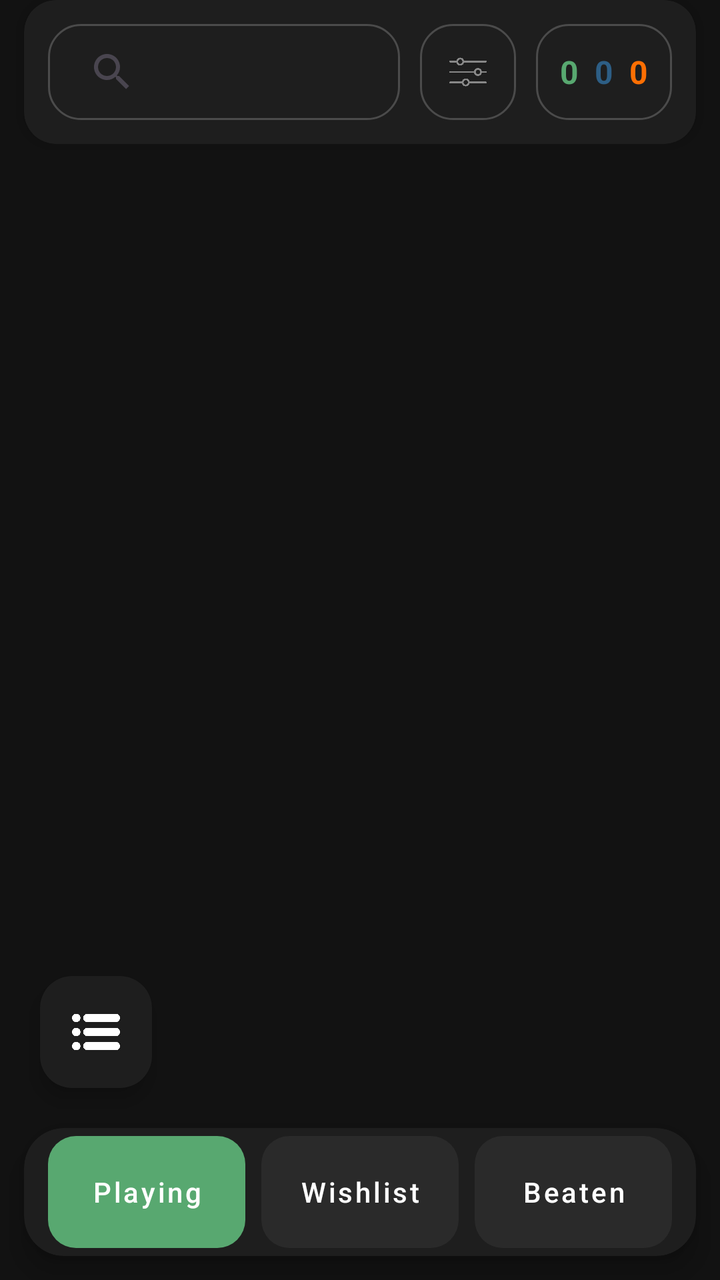
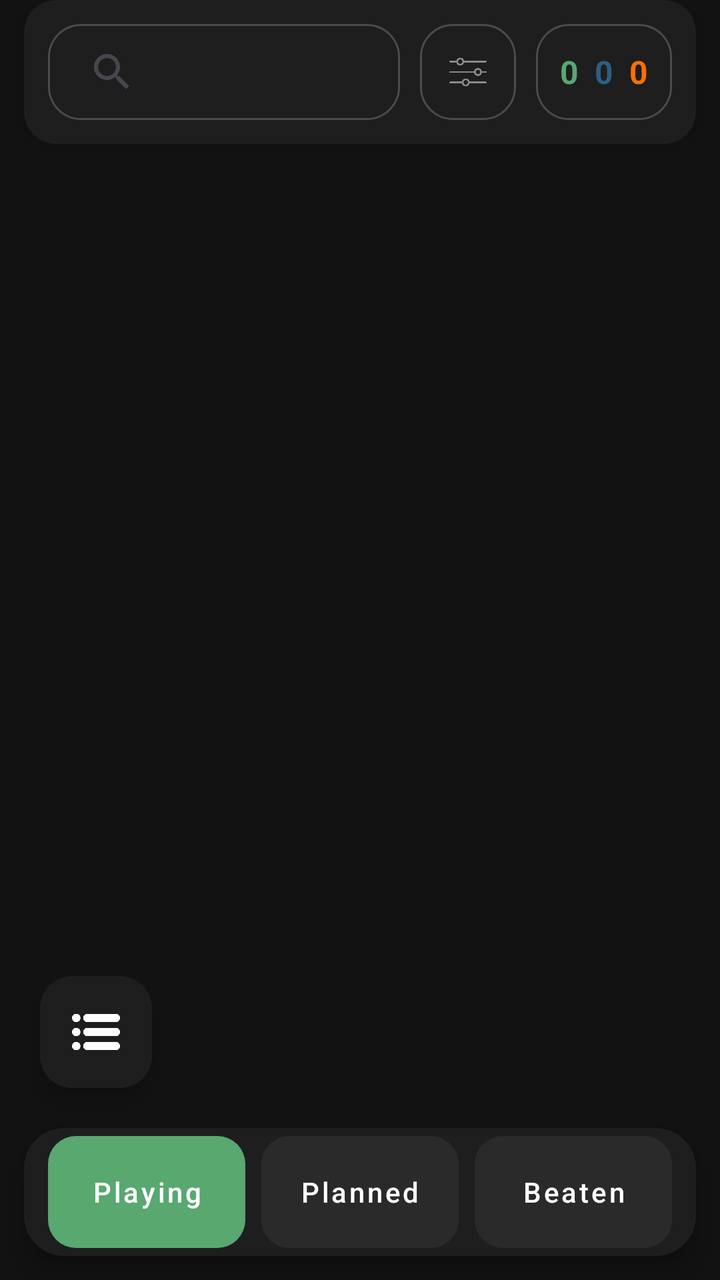

Before-and-after screenshots of an Android layout around one commit, followed by the original layout XML and the change that was made.
<!-- AndroidManifest.xml: application theme Theme.GamesTracker -->
<!-- res/layout/activity_main.xml -->
<?xml version="1.0" encoding="utf-8"?>
<androidx.constraintlayout.widget.ConstraintLayout xmlns:android="http://schemas.android.com/apk/res/android"
    xmlns:app="http://schemas.android.com/apk/res-auto"
    xmlns:tools="http://schemas.android.com/tools"
    android:layout_width="match_parent"
    android:layout_height="match_parent"
    android:background="#121212"
    android:fitsSystemWindows="true"
    android:id="@+id/rootLayout"
    android:orientation="vertical">

    <androidx.cardview.widget.CardView
        android:id="@+id/topBarCard"
        android:layout_width="match_parent"
        android:layout_height="wrap_content"
        android:layout_marginLeft="12dp"
        android:layout_marginRight="12dp"
        app:cardBackgroundColor="#1E1E1E"
        app:cardCornerRadius="16dp"
        app:cardElevation="4dp"
        app:layout_constraintTop_toTopOf="parent">

        
        <androidx.constraintlayout.widget.ConstraintLayout
            android:id="@+id/topBarConstraintLayout"
            android:layout_width="match_parent"
            android:layout_height="72dp"
            android:paddingHorizontal="12dp">

            
            <androidx.appcompat.widget.SearchView
                android:id="@+id/searchView"
                android:layout_width="0dp"
                android:layout_height="48dp"
                android:background="@drawable/search_bg"
                app:iconifiedByDefault="false"
                app:queryBackground="@android:color/transparent"
                app:closeIcon="@drawable/ic_close"
                app:searchHintIcon="@null"
                android:focusable="true"
                android:clickable="true"
                app:layout_constraintHorizontal_weight="1"
                app:layout_constraintBottom_toBottomOf="parent"
                app:layout_constraintEnd_toStartOf="@+id/btnFilters"
                app:layout_constraintStart_toStartOf="parent"
                app:layout_constraintTop_toTopOf="parent" />
            
            <LinearLayout
                android:id="@+id/btnFilters"
                android:layout_width="48dp"
                android:layout_height="48dp"
                android:layout_marginStart="10dp"
                android:background="@drawable/search_bg"
                android:gravity="center"
                android:orientation="horizontal"
                android:clickable="true"
                android:focusable="true"
                app:layout_constraintBottom_toBottomOf="parent"
                app:layout_constraintEnd_toStartOf="@+id/counterContainer"
                app:layout_constraintStart_toEndOf="@id/searchView"
                app:layout_constraintTop_toTopOf="parent">

                <ImageView
                    android:layout_width="20dp"
                    android:layout_height="20dp"
                    android:src="@drawable/ic_tune"
                    app:tint="#888888" />

                
                <TextView
                    android:id="@+id/tvCurrentSort"
                    android:layout_width="0dp"
                    android:layout_height="0dp"
                    android:visibility="gone" />
            </LinearLayout>

            
            <LinearLayout
                android:id="@+id/counterContainer"
                android:layout_width="wrap_content"
                android:layout_height="48dp"
                android:layout_marginStart="10dp"
                android:background="@drawable/counter_bg"
                android:gravity="center"
                android:orientation="horizontal"
                android:paddingHorizontal="12dp"
                app:layout_constraintBottom_toBottomOf="parent"
                app:layout_constraintEnd_toEndOf="parent"
                app:layout_constraintStart_toEndOf="@id/btnFilters"
                app:layout_constraintTop_toTopOf="parent">

                <TextView android:id="@+id/tvPlayingCount" android:layout_width="wrap_content" android:layout_height="wrap_content" android:text="0" android:textColor="#58A870" android:textSize="16sp" android:textStyle="bold" />
                <TextView android:id="@+id/tvPlannedCount" android:layout_width="wrap_content" android:layout_height="wrap_content" android:layout_marginHorizontal="8dp" android:text="0" android:textColor="#2D5E85" android:textSize="16sp" android:textStyle="bold" />
                <TextView android:id="@+id/tvCompletedCount" android:layout_width="wrap_content" android:layout_height="wrap_content" android:text="0" android:textColor="#fc6f03" android:textSize="16sp" android:textStyle="bold" />
            </LinearLayout>

        </androidx.constraintlayout.widget.ConstraintLayout>
    </androidx.cardview.widget.CardView>

    <androidx.viewpager2.widget.ViewPager2
        android:id="@+id/viewPager"
        android:layout_width="match_parent"
        android:layout_height="0dp"
        app:layout_constraintTop_toBottomOf="@id/topBarCard"
        app:layout_constraintBottom_toTopOf="@id/bottomNavCard" />

    <com.google.android.material.floatingactionbutton.FloatingActionButton
        android:id="@+id/fabMain"
        android:layout_width="wrap_content"
        android:layout_height="wrap_content"
        android:layout_marginStart="20dp"
        android:layout_marginBottom="20dp"
        android:src="@drawable/menu"
        app:backgroundTint="#1E1E1E"
        app:fabSize="normal"
        app:tint="@android:color/white"
        app:layout_constraintBottom_toTopOf="@id/bottomNavCard"
        app:layout_constraintStart_toStartOf="parent" />

    <androidx.cardview.widget.CardView
        android:id="@+id/bottomNavCard"
        android:layout_width="match_parent"
        android:layout_height="wrap_content"
        android:layout_margin="12dp"
        app:cardBackgroundColor="#1E1E1E"
        app:cardCornerRadius="20dp"
        app:cardElevation="8dp"
        app:layout_constraintBottom_toBottomOf="parent">

        <LinearLayout
            android:layout_width="match_parent"
            android:layout_height="64dp"
            android:gravity="center"
            android:orientation="horizontal"
            android:paddingHorizontal="8dp">

            <com.google.android.material.button.MaterialButton
                android:id="@+id/buttonPlaying"
                style="@style/Widget.MaterialComponents.Button.UnelevatedButton"
                android:layout_width="0dp"
                android:layout_height="match_parent"
                android:layout_margin="4dp"
                android:layout_weight="1"
                android:insetTop="0dp"
                android:insetBottom="0dp"
                android:text="Playing"
                android:textAllCaps="false"
                android:textColor="@android:color/white"
                app:backgroundTint="#58A870"
                app:cornerRadius="14dp" />

            <com.google.android.material.button.MaterialButton
                android:id="@+id/buttonPlanned"
                style="@style/Widget.MaterialComponents.Button.UnelevatedButton"
                android:layout_width="0dp"
                android:layout_height="match_parent"
                android:layout_margin="4dp"
                android:layout_weight="1"
                android:insetTop="0dp"
                android:insetBottom="0dp"
                android:text="Wishlist"
                android:textAllCaps="false"
                android:textColor="@android:color/white"
                app:backgroundTint="#2A2A2A"
                app:cornerRadius="14dp" />

            <com.google.android.material.button.MaterialButton
                android:id="@+id/buttonCompleted"
                style="@style/Widget.MaterialComponents.Button.UnelevatedButton"
                android:layout_width="0dp"
                android:layout_height="match_parent"
                android:layout_margin="4dp"
                android:layout_weight="1"
                android:insetTop="0dp"
                android:insetBottom="0dp"
                android:text="Beaten"
                android:textAllCaps="false"
                android:textColor="@android:color/white"
                app:backgroundTint="#2A2A2A"
                app:cornerRadius="14dp" />
        </LinearLayout>
    </androidx.cardview.widget.CardView>

    <com.google.android.material.floatingactionbutton.FloatingActionButton
        android:id="@+id/fabScrollToTop"
        android:layout_width="wrap_content"
        android:layout_height="wrap_content"
        android:layout_marginEnd="20dp"
        android:layout_marginBottom="20dp"
        app:srcCompat="@drawable/ic_pointer"
        android:visibility="gone"
        app:backgroundTint="#1E1E1E"
        app:tint="@color/white"
        app:fabSize="mini"
        app:borderWidth="0dp"
        app:layout_constraintBottom_toTopOf="@id/bottomNavCard"
        app:layout_constraintEnd_toEndOf="parent" />

</androidx.constraintlayout.widget.ConstraintLayout>
<!-- resources referenced by this layout -->
<resources>
  <color name="white">#FFFFFFFF</color>
  <!-- drawable counter_bg (drawable) -->
  <?xml version="1.0" encoding="utf-8"?>
  <shape xmlns:android="http://schemas.android.com/apk/res/android"
      android:shape="rectangle">
  
      <solid android:color="#1E1E1E"/> 
  
      <corners android:radius="16dp"/> 
  
      <stroke
          android:width="1dp"
          android:color="#33FFFFFF"/> 
  
      <padding
          android:left="12dp"
          android:top="8dp"
          android:right="12dp"
          android:bottom="8dp"/>
  </shape>
  <!-- drawable ic_close (drawable) -->
  <vector xmlns:android="http://schemas.android.com/apk/res/android"
      android:width="24dp"
      android:height="24dp"
      android:viewportWidth="24"
      android:viewportHeight="24">
      <path
          android:fillColor="#FFFFFF"
          android:pathData="M19,6.41L17.59,5,12,10.59,6.41,5,5,6.41,10.59,12,5,17.59,6.41,19,12,13.41,17.59,19,19,17.59,13.41,12z"/>
  </vector>
  <!-- drawable ic_pointer: png bitmap (drawable, 4465 bytes) -->
  <!-- drawable ic_tune: png bitmap (drawable, 8449 bytes) -->
  <!-- drawable menu: png bitmap (drawable, 8430 bytes) -->
  <!-- drawable search_bg (drawable) -->
  <?xml version="1.0" encoding="utf-8"?>
  <shape xmlns:android="http://schemas.android.com/apk/res/android"
      android:shape="rectangle">
  
      
      <solid android:color="#1E1E1E" /> 
  
      
      <corners android:radius="16dp"/>
  
      
      <stroke
          android:width="1dp"
          android:color="#33FFFFFF"/> 
  </shape>
  <style name="Theme.GamesTracker" parent="Base.Theme.GamesTracker" />
  <style name="Base.Theme.GamesTracker" parent="Theme.Material3.DayNight.NoActionBar">
          
          
      </style>
</resources>

<!-- the commit's change to res/layout/activity_main.xml (unified diff, before → after) -->
@@ -158,7 +158,7 @@
                 android:layout_weight="1"
                 android:insetTop="0dp"
                 android:insetBottom="0dp"
-                android:text="Wishlist"
+                android:text="Planned"
                 android:textAllCaps="false"
                 android:textColor="@android:color/white"
                 app:backgroundTint="#2A2A2A"
